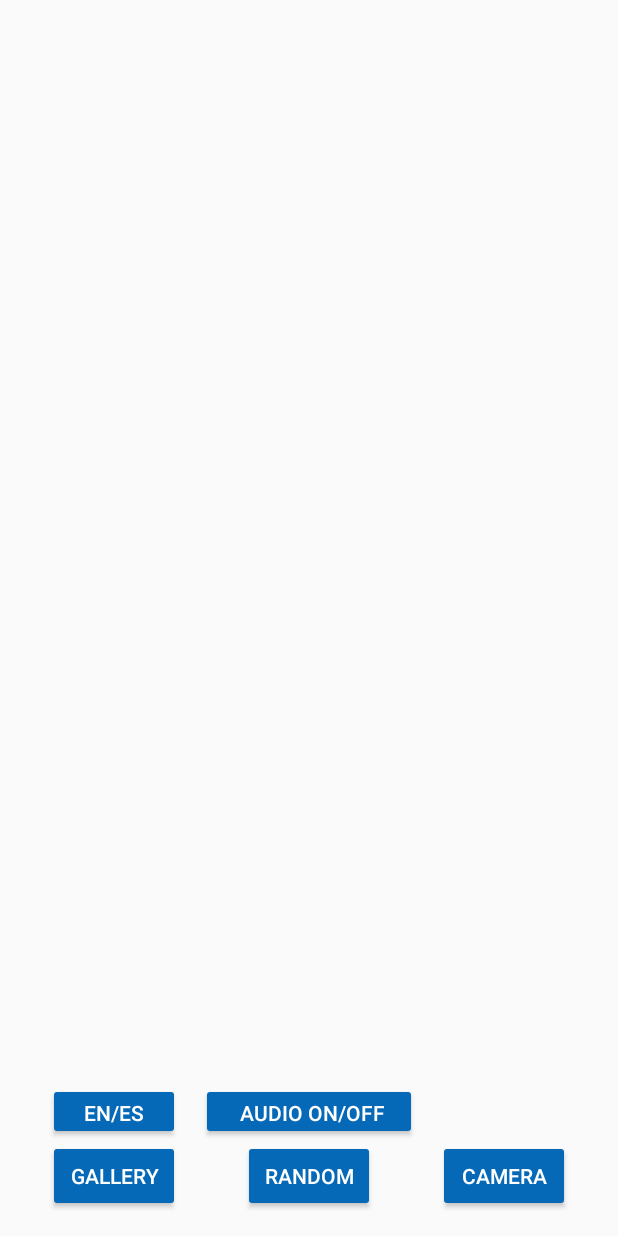
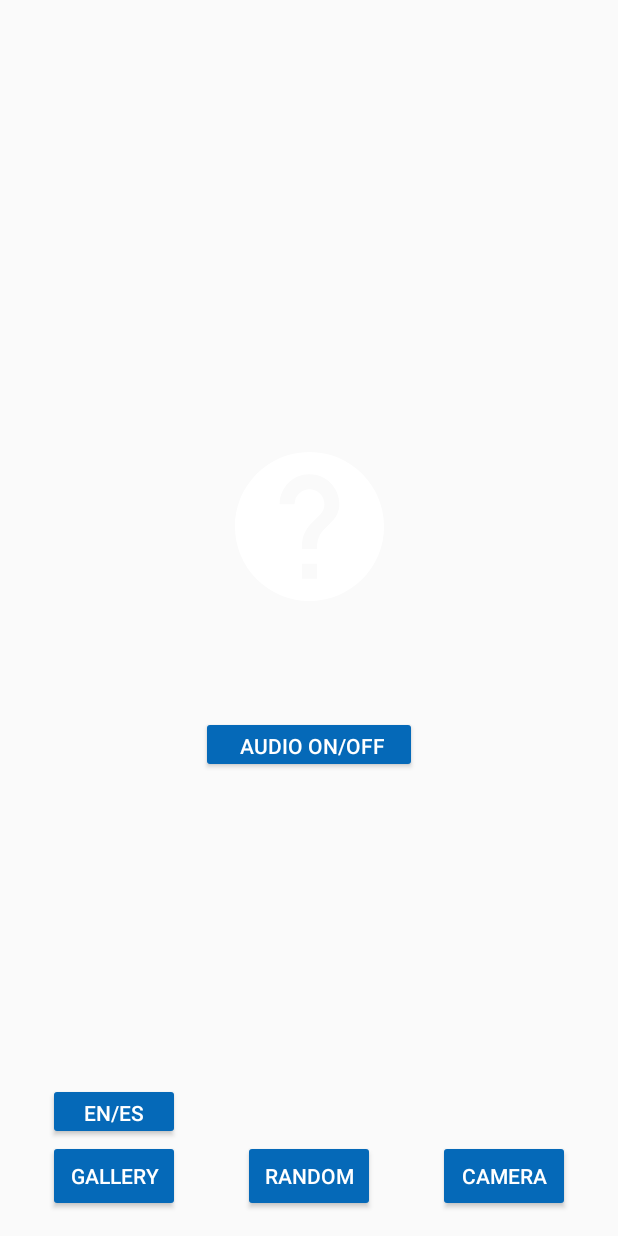
Before and after one commit to cviaplanaa/P5M, an Android app: the layout activity_main.xml on its own in the app's theme, with its tools: preview values and no code run, on a phone screen of 412 x 824 dp. Run offline under Robolectric (Android 15) with nearby library versions, the phone set to English and light mode, and no system bars.

Commit message:
Retrieve image from firebase

```diff
--- a/app/src/main/res/layout/activity_main.xml
+++ b/app/src/main/res/layout/activity_main.xml
@@ -9,22 +9,19 @@
 
     <GridView
         android:id="@+id/grid"
-        android:layout_width="0dp"
-        android:layout_height="0dp"
+        android:layout_width="182dp"
+        android:layout_height="216dp"
         android:layout_marginStart="8dp"
         android:layout_marginTop="8dp"
         android:layout_marginEnd="8dp"
-        android:layout_marginBottom="110dp"
         android:horizontalSpacing="10dp"
         android:numColumns="3"
         android:paddingHorizontal="10dp"
         android:paddingVertical="10dp"
         android:verticalSpacing="10dp"
-        app:layout_constraintBottom_toBottomOf="parent"
         app:layout_constraintEnd_toEndOf="parent"
         app:layout_constraintStart_toStartOf="parent"
-        app:layout_constraintTop_toTopOf="parent"
-        app:layout_constraintVertical_bias="0.50">
+        app:layout_constraintTop_toTopOf="parent">
 
     </GridView>
 
@@ -99,4 +96,14 @@
         app:layout_constraintStart_toStartOf="parent"
         app:layout_constraintTop_toBottomOf="@+id/grid" />
 
+    <ImageView
+        android:id="@+id/testcat"
+        android:layout_width="138dp"
+        android:layout_height="119dp"
+        app:layout_constraintBottom_toTopOf="@+id/audioOff"
+        app:layout_constraintEnd_toEndOf="parent"
+        app:layout_constraintStart_toStartOf="parent"
+        app:layout_constraintTop_toBottomOf="@+id/grid"
+        app:srcCompat="@drawable/ic_help" />
+
 </androidx.constraintlayout.widget.ConstraintLayout>
```
Also changed, not shown: app/build.gradle (+17 -0 lines), app/src/main/java/com/p5m/puzzledroid/view/MainActivity.java (+13 -0 lines).
